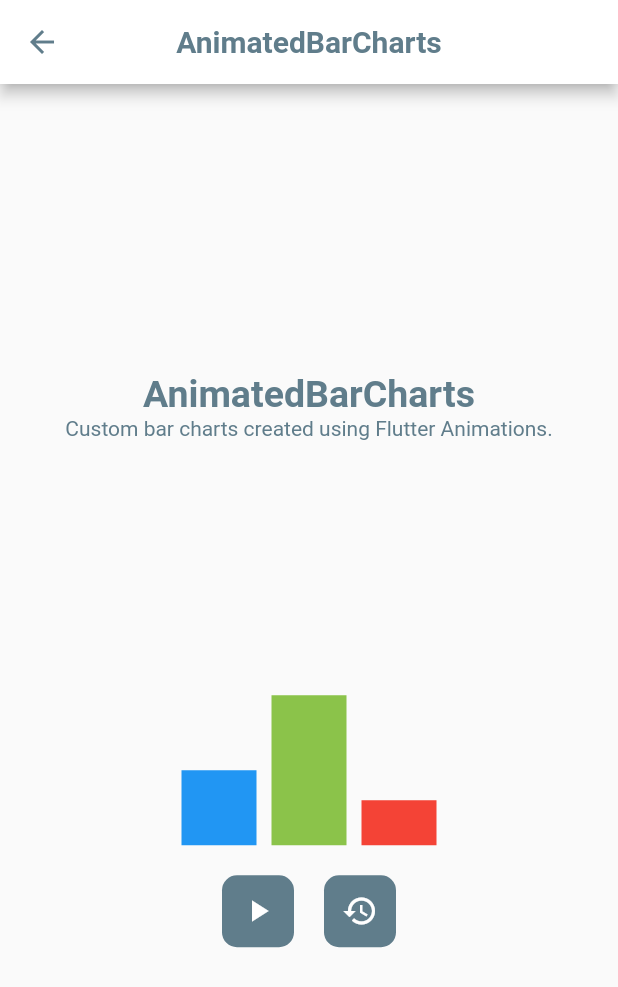
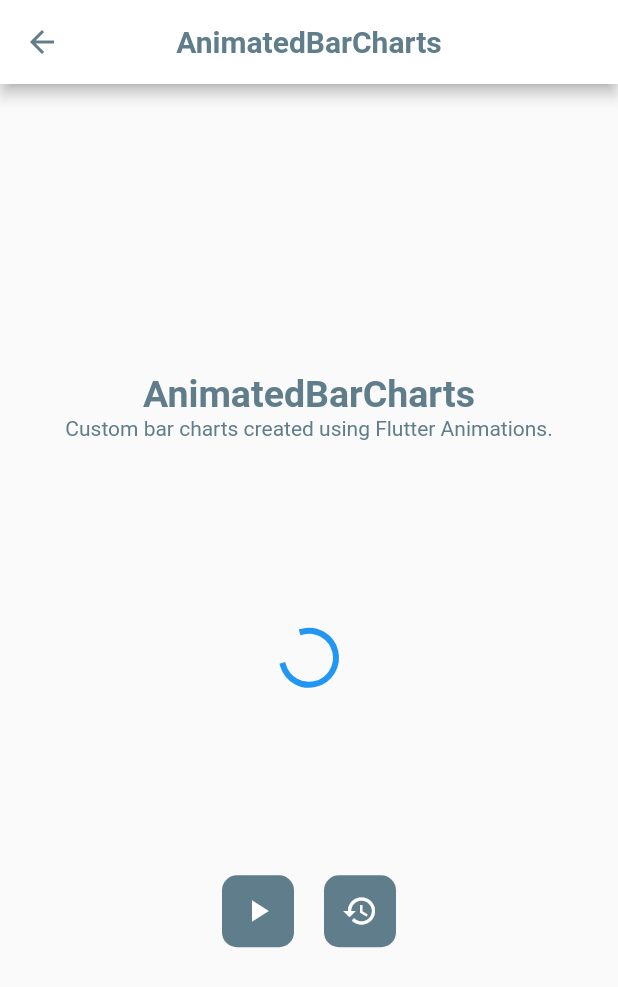
Before and after one commit to joshuadeguzman/flutter-implicitly-animated-widgets-demo, a Flutter app: the AnimatedBarChartsScreen screen opened directly, on a phone screen of 412 x 824 dp. Shown: the top 987 px of the screen. Run offline on Flutter 3.47's test engine with Material 2 defaults, Android fonts, the phone set to English and light mode, and no system bars.

Commit message:
Add usage of animated crossfade

```diff
--- a/lib/screens/animated_bar_charts.dart
+++ b/lib/screens/animated_bar_charts.dart
@@ -16,18 +16,12 @@ class AnimatedBarChartsScreen extends StatefulWidget {
   }
 }
 
-class AnimatedBarChartsScreenState
-    extends State<AnimatedBarChartsScreen> {
+class AnimatedBarChartsScreenState extends State<AnimatedBarChartsScreen> {
   String get _widgetTitle => AnimatedBarChartsScreen.SCREEN_TITLE;
-  Duration _animationDuration = Duration(milliseconds: 1000);
-  double _padding = 50;
-
+  bool _isLoadingBarChart = true;
   double _barChart1Height = 50;
   double _barChart2Height = 100;
   double _barChart3Height = 30;
-  double _barChart4Width = 10;
-  double _barChart5Width = 70;
-  double _barChart6Width = 20;
 
   @override
   Widget build(BuildContext context) {
@@ -48,56 +42,43 @@ class AnimatedBarChartsScreenState
                       'Custom bar charts created using Flutter Animations.',
                 ),
                 Padding(padding: EdgeInsets.only(bottom: 20)),
-                Container(
-                  height: 250,
-                  child: Row(
-                    crossAxisAlignment: CrossAxisAlignment.end,
-                    mainAxisAlignment: MainAxisAlignment.center,
-                    children: <Widget>[
-                      AnimatedContainer(
-                        duration: _animationDuration,
-                        height: _barChart1Height,
-                        width: 50,
-                        padding: EdgeInsets.all(_padding),
-                        color: Colors.blue,
-                        child: Container(),
-                      ),
-                      Padding(padding: EdgeInsets.only(right: 10)),
-                      AnimatedContainer(
-                        duration: _animationDuration,
-                        height: _barChart2Height,
-                        width: 50,
-                        padding: EdgeInsets.all(_padding),
-                        color: Colors.lightGreen,
-                        child: Container(),
-                      ),
-                      Padding(padding: EdgeInsets.only(right: 10)),
-                      AnimatedContainer(
-                        duration: _animationDuration,
-                        height: _barChart3Height,
-                        width: 50,
-                        padding: EdgeInsets.all(_padding),
-                        color: Colors.red,
-                        child: Container(),
-                      ),
-                    ],
-                  ),
+                AnimatedCrossFade(
+                  duration: Duration(milliseconds: 1000),
+                  firstChild: _buildLoadingIndicators(),
+                  secondChild: _buildBarCharts(),
+                  crossFadeState: _isLoadingBarChart
+                      ? CrossFadeState.showFirst
+                      : CrossFadeState.showSecond,
                 ),
                 Padding(padding: EdgeInsets.only(bottom: 20)),
                 DemoControllers(
-                  animateCallback: () => {
+                  animateCallback: () {
+                    setState(() {
+                      _isLoadingBarChart = true;
+                    });
+
+                    Future.delayed(const Duration(milliseconds: 1000), () {
                       setState(() {
                         _barChart1Height = 100;
                         _barChart2Height = 200;
                         _barChart3Height = 10;
-                    })
+                        _isLoadingBarChart = false;
+                      });
+                    });
                   },
-                  restoreStatesCallback: () => {
+                  restoreStatesCallback: () {
+                    setState(() {
+                      _isLoadingBarChart = true;
+                    });
+
+                    Future.delayed(const Duration(milliseconds: 1000), () {
                       setState(() {
                         _barChart1Height = 50;
                         _barChart2Height = 20;
                         _barChart3Height = 100;
-                    }),
+                        _isLoadingBarChart = false;
+                      });
+                    });
                   },
                 ),
               ],
@@ -107,4 +88,51 @@ class AnimatedBarChartsScreenState
       ),
     );
   }
+
+  Widget _buildLoadingIndicators() {
+    return Container(
+      height: 250,
+      child: Center(
+        child: CircularProgressIndicator(),
+      ),
+    );
   }
+
+  Widget _buildBarCharts() {
+    return Container(
+      height: 250,
+      child: Row(
+        crossAxisAlignment: CrossAxisAlignment.end,
+        mainAxisAlignment: MainAxisAlignment.center,
+        children: <Widget>[
+          AnimatedContainer(
+            duration: Duration(milliseconds: 500),
+            height: _barChart1Height,
+            width: 50,
+            padding: EdgeInsets.all(20),
+            color: Colors.blue,
+            child: Container(),
+          ),
+          Padding(padding: EdgeInsets.only(right: 10)),
+          AnimatedContainer(
+            duration: Duration(milliseconds: 500),
+            height: _barChart2Height,
+            width: 50,
+            padding: EdgeInsets.all(20),
+            color: Colors.lightGreen,
+            child: Container(),
+          ),
+          Padding(padding: EdgeInsets.only(right: 10)),
+          AnimatedContainer(
+            duration: Duration(milliseconds: 500),
+            height: _barChart3Height,
+            width: 50,
+            padding: EdgeInsets.all(20),
+            color: Colors.red,
+            child: Container(),
+          ),
+        ],
+      ),
+    );
+  }
+}
```
Lines whose indentation alone changed are shown as unchanged.
